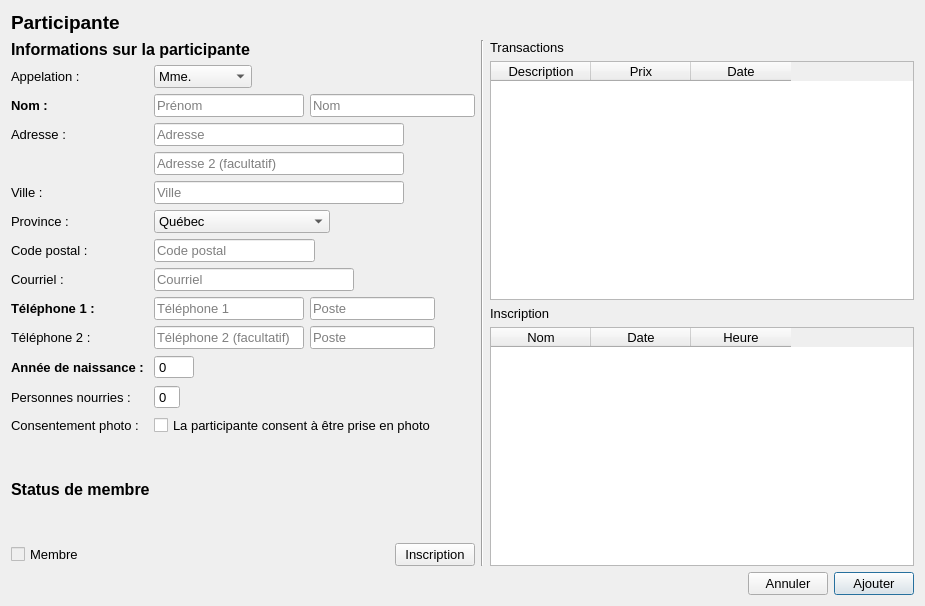
This is guide/interface/ui/participante.ui in samueldrouin/PyGuide as Qt 5 draws it before an edit. The edited form follows.
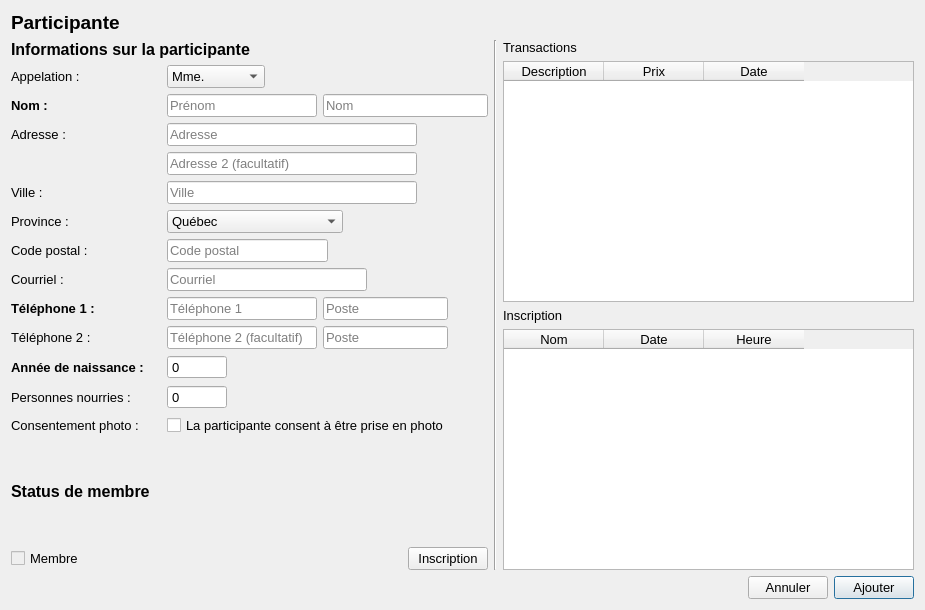
This is the edited form.

Commit message: Amélioration de l'affichage des participantes

```diff
--- a/guide/interface/ui/participante.ui
+++ b/guide/interface/ui/participante.ui
@@ -7,9 +7,15 @@
     <x>0</x>
     <y>0</y>
     <width>925</width>
-    <height>606</height>
+    <height>610</height>
    </rect>
   </property>
+  <property name="sizePolicy">
+   <sizepolicy hsizetype="Minimum" vsizetype="Minimum">
+    <horstretch>0</horstretch>
+    <verstretch>0</verstretch>
+   </sizepolicy>
+  </property>
   <property name="minimumSize">
    <size>
     <width>0</width>
@@ -25,6 +31,9 @@
   <property name="windowTitle">
    <string>Participante</string>
   </property>
+  <property name="sizeGripEnabled">
+   <bool>false</bool>
+  </property>
   <layout class="QVBoxLayout" name="verticalLayout_8">
    <item>
     <widget class="QLabel" name="lbl_title">
@@ -67,10 +76,23 @@
           </widget>
          </item>
          <item>
-          <layout class="QFormLayout" name="formLayout">
-           <property name="labelAlignment">
-            <set>Qt::AlignLeading|Qt::AlignLeft|Qt::AlignVCenter</set>
+          <layout class="QGridLayout" name="lay_informations" columnminimumwidth="150,300">
+           <property name="sizeConstraint">
+            <enum>QLayout::SetMinimumSize</enum>
            </property>
+           <item row="0" column="0">
+            <widget class="QLabel" name="label_2">
+             <property name="minimumSize">
+              <size>
+               <width>150</width>
+               <height>0</height>
+              </size>
+             </property>
+             <property name="text">
+              <string>Appelation : </string>
+             </property>
+            </widget>
+           </item>
            <item row="0" column="1">
             <layout class="QHBoxLayout" name="horizontalLayout_4">
              <item>
@@ -129,6 +151,12 @@
            </item>
            <item row="1" column="0">
             <widget class="QLabel" name="label">
+             <property name="minimumSize">
+              <size>
+               <width>150</width>
+               <height>0</height>
+              </size>
+             </property>
              <property name="font">
               <font>
                <weight>75</weight>
@@ -141,7 +169,7 @@
             </widget>
            </item>
            <item row="1" column="1">
-            <layout class="QHBoxLayout" name="horizontalLayout">
+            <layout class="QHBoxLayout" name="lay_nom">
              <item>
               <widget class="QLineEdit" name="txt_prenom">
                <property name="sizePolicy">
@@ -184,6 +212,12 @@
            </item>
            <item row="2" column="0">
             <widget class="QLabel" name="label_3">
+             <property name="minimumSize">
+              <size>
+               <width>150</width>
+               <height>0</height>
+              </size>
+             </property>
              <property name="text">
               <string>Adresse :</string>
              </property>
@@ -227,6 +261,12 @@
            </item>
            <item row="3" column="0">
             <widget class="QLabel" name="label_13">
+             <property name="minimumSize">
+              <size>
+               <width>150</width>
+               <height>0</height>
+              </size>
+             </property>
              <property name="text">
               <string/>
              </property>
@@ -264,6 +304,12 @@
            </item>
            <item row="4" column="0">
             <widget class="QLabel" name="label_4">
+             <property name="minimumSize">
+              <size>
+               <width>150</width>
+               <height>0</height>
+              </size>
+             </property>
              <property name="text">
               <string>Ville : </string>
              </property>
@@ -301,6 +347,12 @@
            </item>
            <item row="5" column="0">
             <widget class="QLabel" name="label_5">
+             <property name="minimumSize">
+              <size>
+               <width>150</width>
+               <height>0</height>
+              </size>
+             </property>
              <property name="text">
               <string>Province : </string>
              </property>
@@ -394,6 +446,12 @@
            </item>
            <item row="6" column="0">
             <widget class="QLabel" name="label_6">
+             <property name="minimumSize">
+              <size>
+               <width>150</width>
+               <height>0</height>
+              </size>
+             </property>
              <property name="text">
               <string>Code postal : </string>
              </property>
@@ -429,8 +487,57 @@
              </item>
             </layout>
            </item>
+           <item row="7" column="0">
+            <widget class="QLabel" name="label_12">
+             <property name="minimumSize">
+              <size>
+               <width>150</width>
+               <height>0</height>
+              </size>
+             </property>
+             <property name="text">
+              <string>Courriel : </string>
+             </property>
+            </widget>
+           </item>
+           <item row="7" column="1">
+            <layout class="QHBoxLayout" name="horizontalLayout_14">
+             <item>
+              <widget class="QLineEdit" name="txt_email">
+               <property name="minimumSize">
+                <size>
+                 <width>200</width>
+                 <height>0</height>
+                </size>
+               </property>
+               <property name="placeholderText">
+                <string>Courriel</string>
+               </property>
+              </widget>
+             </item>
+             <item>
+              <spacer name="horizontalSpacer_12">
+               <property name="orientation">
+                <enum>Qt::Horizontal</enum>
+               </property>
+               <property name="sizeHint" stdset="0">
+                <size>
+                 <width>40</width>
+                 <height>20</height>
+                </size>
+               </property>
+              </spacer>
+             </item>
+            </layout>
+           </item>
            <item row="8" column="0">
             <widget class="QLabel" name="label_7">
+             <property name="minimumSize">
+              <size>
+               <width>150</width>
+               <height>0</height>
+              </size>
+             </property>
              <property name="font">
               <font>
                <weight>75</weight>
@@ -493,6 +600,12 @@
            </item>
            <item row="9" column="0">
             <widget class="QLabel" name="label_8">
+             <property name="minimumSize">
+              <size>
+               <width>150</width>
+               <height>0</height>
+              </size>
+             </property>
              <property name="text">
               <string>Téléphone 2 : </string>
              </property>
@@ -552,6 +665,12 @@
            </item>
            <item row="10" column="0">
             <widget class="QLabel" name="lbl_annee_naissance">
+             <property name="minimumSize">
+              <size>
+               <width>150</width>
+               <height>0</height>
+              </size>
+             </property>
              <property name="font">
               <font>
                <weight>75</weight>
@@ -567,6 +686,18 @@
             <layout class="QHBoxLayout" name="horizontalLayout_10">
              <item>
               <widget class="QSpinBox" name="sbx_annee_naissance">
+               <property name="minimumSize">
+                <size>
+                 <width>60</width>
+                 <height>0</height>
+                </size>
+               </property>
+               <property name="maximumSize">
+                <size>
+                 <width>60</width>
+                 <height>16777215</height>
+                </size>
+               </property>
                <property name="buttonSymbols">
                 <enum>QAbstractSpinBox::NoButtons</enum>
                </property>
@@ -592,6 +723,12 @@
            </item>
            <item row="11" column="0">
             <widget class="QLabel" name="lbl_personne_nourries">
+             <property name="minimumSize">
+              <size>
+               <width>150</width>
+               <height>0</height>
+              </size>
+             </property>
              <property name="text">
               <string>Personnes nourries : </string>
              </property>
@@ -601,6 +738,18 @@
             <layout class="QHBoxLayout" name="horizontalLayout_11">
              <item>
               <widget class="QSpinBox" name="sbx_personnes_nourries">
+               <property name="minimumSize">
+                <size>
+                 <width>60</width>
+                 <height>0</height>
+                </size>
+               </property>
+               <property name="maximumSize">
+                <size>
+                 <width>60</width>
+                 <height>16777215</height>
+                </size>
+               </property>
                <property name="buttonSymbols">
                 <enum>QAbstractSpinBox::NoButtons</enum>
                </property>
@@ -626,18 +775,17 @@
            </item>
            <item row="12" column="0">
             <widget class="QLabel" name="lbl_consentement">
+             <property name="minimumSize">
+              <size>
+               <width>150</width>
+               <height>0</height>
+              </size>
+             </property>
              <property name="text">
               <string>Consentement photo : </string>
              </property>
             </widget>
            </item>
-           <item row="0" column="0">
-            <widget class="QLabel" name="label_2">
-             <property name="text">
-              <string>Appelation : </string>
-             </property>
-            </widget>
-           </item>
            <item row="12" column="1">
             <widget class="QCheckBox" name="cbx_photo">
              <property name="text">
@@ -645,43 +793,6 @@
              </property>
             </widget>
            </item>
-           <item row="7" column="0">
-            <widget class="QLabel" name="label_12">
-             <property name="text">
-              <string>Courriel : </string>
-             </property>
-            </widget>
-           </item>
-           <item row="7" column="1">
-            <layout class="QHBoxLayout" name="horizontalLayout_14">
-             <item>
-              <widget class="QLineEdit" name="txt_email">
-               <property name="minimumSize">
-                <size>
-                 <width>200</width>
-                 <height>0</height>
-                </size>
-               </property>
-               <property name="placeholderText">
-                <string>Courriel</string>
-               </property>
-              </widget>
-             </item>
-             <item>
-              <spacer name="horizontalSpacer_12">
-               <property name="orientation">
-                <enum>Qt::Horizontal</enum>
-               </property>
-               <property name="sizeHint" stdset="0">
-                <size>
-                 <width>40</width>
-                 <height>20</height>
-                </size>
-               </property>
-              </spacer>
-             </item>
-            </layout>
-           </item>
           </layout>
          </item>
         </layout>
```
The commit also changes 2 other files.
